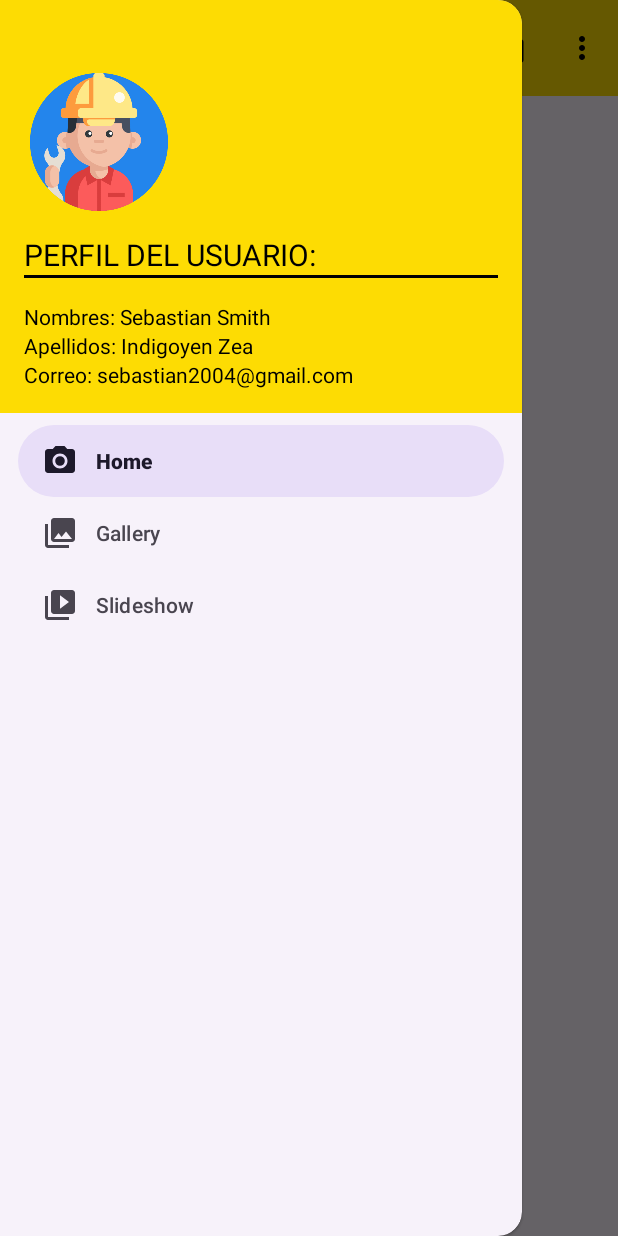
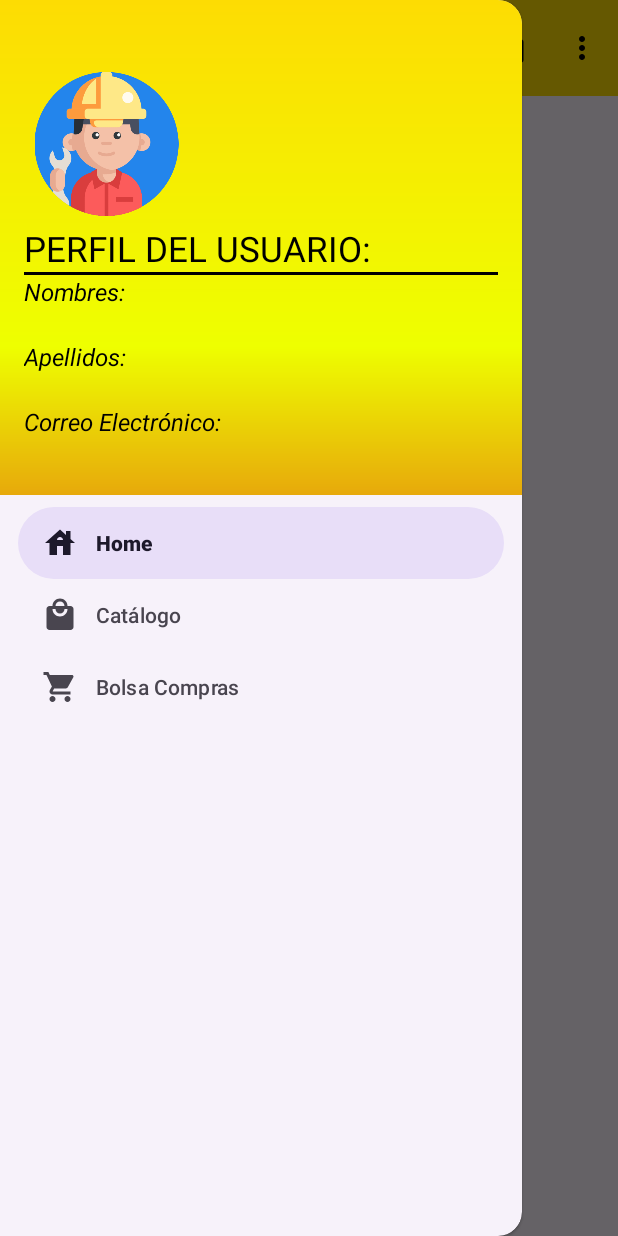
Before and after one commit to sl71951206/Jessmi, an Android app: the LoginExitosoActivity screen opened directly, with no data from a screen before it, with the side drawer open, on a phone screen of 412 x 824 dp. Run offline under Robolectric (Android 15) with nearby library versions, the phone set to English and light mode, and no system bars; our stand-ins replace navigation-ui; libraries missing offline, so code that uses them is left out: cn.pedant.

Commit message:
Datos Perfil con Shared Preferences

```diff
--- a/app/src/main/java/pe/idat/jessmyapp/LoginActivity.kt
+++ b/app/src/main/java/pe/idat/jessmyapp/LoginActivity.kt
@@ -119,7 +119,10 @@ class LoginActivity : AppCompatActivity() {
                     for (cliente in clientes!!) {
                         val user = "${cliente.nombres}\n" +
                                 " ${cliente.apellidos}\n"
-                        mostrarDialogoLogin(user)
+                        val namekey="${cliente.nombres}"
+                        val lastnamekey="${cliente.apellidos}"
+                        val emailkey="${cliente.correo}"
+                        mostrarDialogoLogin(user,namekey,lastnamekey,emailkey)
 
                     }
                 } else {
@@ -156,7 +159,7 @@ class LoginActivity : AppCompatActivity() {
         return isValid
     }
 
-    private fun mostrarDialogoLogin(user:String) {
+    private fun mostrarDialogoLogin(user:String,name_key:String,lastname_key:String,email_key:String) {
         SweetAlertDialog(this, SweetAlertDialog.SUCCESS_TYPE)
             .setTitleText("¡LOGIN EXITOSO!")
             .setContentText("Hola, Bienvenid@ "+user)
@@ -166,6 +169,9 @@ class LoginActivity : AppCompatActivity() {
                 // Guardar el indicador de inicio de sesión exitoso en SharedPreferences
                 val editor = sharedPreferences.edit()
                 editor.putBoolean("logged_in", true)
+                editor.putString("name_key", name_key) // Almacena el valor de userkey en SharedPreferences
+                editor.putString("lastname_key",lastname_key)
+                editor.putString("email_key",email_key)
                 editor.apply()
                 window.decorView.postDelayed({
                     val intent = Intent(this, LoginExitosoActivity::class.java)
--- a/app/src/main/java/pe/idat/jessmyapp/LoginExitosoActivity.kt
+++ b/app/src/main/java/pe/idat/jessmyapp/LoginExitosoActivity.kt
@@ -7,6 +7,7 @@ import android.os.Bundle
 import android.view.LayoutInflater
 import android.view.Menu
 import android.view.MenuItem
+import android.widget.TextView
 import android.widget.Toast
 import com.google.android.material.navigation.NavigationView
 import androidx.navigation.findNavController
@@ -45,6 +46,7 @@ class LoginExitosoActivity : AppCompatActivity() {
         )
         setupActionBarWithNavController(navController, appBarConfiguration)
         navView.setupWithNavController(navController)
+        recuperarDatosNavigationView()
     }
 
     override fun onCreateOptionsMenu(menu: Menu): Boolean {
@@ -68,6 +70,9 @@ class LoginExitosoActivity : AppCompatActivity() {
                 sharedPreferences = getSharedPreferences("login", Context.MODE_PRIVATE)
                 val editor = sharedPreferences.edit()
                 editor.remove("logged_in")
+                editor.remove("name_key")
+                editor.remove("lastname_key")
+                editor.remove("email_key")
                 editor.apply()
                 sweetAlertDialog.dismissWithAnimation()
                 window.decorView.postDelayed({
@@ -115,4 +120,22 @@ class LoginExitosoActivity : AppCompatActivity() {
         val navController = findNavController(R.id.nav_host_fragment_content_login_exitoso)
         return navController.navigateUp(appBarConfiguration) || super.onSupportNavigateUp()
     }
+
+    private fun recuperarDatosNavigationView() {
+        // Recuperar datos de SharedPreferences
+        sharedPreferences = getSharedPreferences("login", Context.MODE_PRIVATE)
+        val name = sharedPreferences.getString("name_key", "")
+        val lastname = sharedPreferences.getString("lastname_key", "")
+        val email = sharedPreferences.getString("email_key", "")
+
+        // Mostrar los datos en el NavigationView
+        val headerView = binding.navView.getHeaderView(0)
+        val txtPerfil_Nombres = headerView.findViewById<TextView>(R.id.perfilnombres)
+        val txt_Perfil_Apellidos = headerView.findViewById<TextView>(R.id.perfilapellidos)
+        val txt_Perfil_Correo=headerView.findViewById<TextView>(R.id.perfilcorreo)
+
+        txtPerfil_Nombres.text = "$name"
+        txt_Perfil_Apellidos.text = "$lastname"
+        txt_Perfil_Correo.text = "$email"
+    }
 }
--- a/app/src/main/java/pe/idat/jessmyapp/MainActivity.kt
+++ b/app/src/main/java/pe/idat/jessmyapp/MainActivity.kt
@@ -3,7 +3,6 @@ import android.content.Intent
 import androidx.appcompat.app.AppCompatActivity
 import android.os.Bundle
 import android.widget.Button
-import cn.pedant.SweetAlert.SweetAlertDialog
 
 class MainActivity : AppCompatActivity() {
     override fun onCreate(savedInstanceState: Bundle?) {
--- a/app/src/main/res/drawable/side_nav_bar.xml
+++ b/app/src/main/res/drawable/side_nav_bar.xml
@@ -1,9 +1,13 @@
 <shape xmlns:android="http://schemas.android.com/apk/res/android"
     android:shape="rectangle">
+
     <gradient
-        android:angle="135"
-        android:centerColor="#009688"
-        android:endColor="#00695C"
-        android:startColor="#4DB6AC"
+        android:angle="270"
+        android:startColor="@color/jessmi_yellow"
+        android:centerY="70%"
+        android:centerColor="#EEFF00"
+        android:endColor="#E7A90B"
         android:type="linear" />
+
+
 </shape>
--- a/app/src/main/res/layout/nav_header_login_exitoso.xml
+++ b/app/src/main/res/layout/nav_header_login_exitoso.xml
@@ -2,8 +2,8 @@
 <LinearLayout xmlns:android="http://schemas.android.com/apk/res/android"
     xmlns:app="http://schemas.android.com/apk/res-auto"
     android:layout_width="match_parent"
-    android:layout_height="275dp"
-    android:background="@color/jessmi_yellow"
+    android:layout_height="330dp"
+    android:background="@drawable/side_nav_bar"
     android:gravity="bottom"
     android:orientation="vertical"
     android:paddingLeft="@dimen/activity_horizontal_margin"
@@ -14,23 +14,20 @@
 
     <ImageView
         android:id="@+id/imageView"
-        android:layout_width="100dp"
-        android:layout_height="100dp"
-        android:paddingTop="@dimen/nav_header_vertical_spacing"
+        android:layout_width="110dp"
+        android:layout_height="110dp"
+        android:paddingTop="8dp"
+        android:paddingBottom="6dp"
         android:src="@drawable/user_jess" />
 
-    <View
-        android:id="@+id/separacion1"
-        android:layout_width="match_parent"
-        android:layout_height="15dp"
-        app:layout_constraintBottom_toBottomOf="@id/imageView"/>
+
     <TextView
         android:id="@+id/perfil"
         android:layout_width="match_parent"
         android:layout_height="wrap_content"
         android:text="PERFIL DEL USUARIO:"
         android:textColor="@color/black"
-        android:textSize="20dp"
+        android:textSize="23dp"
         android:textAppearance="@style/TextAppearance.AppCompat.Body1" />
 
     <View
@@ -41,29 +38,65 @@
         app:layout_constraintBottom_toBottomOf="@id/perfil"/>
 
     <TextView
+        android:id="@+id/etiquetanombres"
+        android:layout_width="wrap_content"
+        android:layout_height="wrap_content"
+        android:textColor="@color/black"
+        android:text="Nombres:"
+        android:textSize="16dp"
+        android:textStyle="italic"
+        android:textAppearance="@style/TextAppearance.AppCompat.Body1"
+        app:layout_constraintBottom_toBottomOf="@id/separacion2"/>
+    <TextView
         android:id="@+id/perfilnombres"
         android:layout_width="wrap_content"
         android:layout_height="wrap_content"
         android:textColor="@color/black"
-        android:text="\nNombres: Sebastian Smith"
+        android:text="Sebastian Smith"
+        android:textSize="15dp"
+        android:textStyle="bold"
         android:textAppearance="@style/TextAppearance.AppCompat.Body1"
-        app:layout_constraintBottom_toBottomOf="@id/separacion2"/>
+        app:layout_constraintBottom_toBottomOf="@id/etiquetanombres"/>
 
+    <TextView
+        android:id="@+id/etiquetaapellidos"
+        android:layout_width="wrap_content"
+        android:layout_height="wrap_content"
+        android:textColor="@color/black"
+        android:text="Apellidos:"
+        android:textSize="16dp"
+        android:textStyle="italic"
+        android:textAppearance="@style/TextAppearance.AppCompat.Body1"
+        app:layout_constraintBottom_toBottomOf="@id/perfilnombres"/>
     <TextView
         android:id="@+id/perfilapellidos"
         android:layout_width="wrap_content"
         android:layout_height="wrap_content"
         android:textColor="@color/black"
-        android:text="Apellidos: Indigoyen Zea"
+        android:textSize="15dp"
+        android:textStyle="bold"
+        android:text="Indigoyen Zea"
         android:textAppearance="@style/TextAppearance.AppCompat.Body1"
-        app:layout_constraintBottom_toBottomOf="@id/perfilnombres"/>
+        app:layout_constraintBottom_toBottomOf="@id/etiquetaapellidos"/>
 
+    <TextView
+        android:id="@+id/etiquetacorreo"
+        android:layout_width="wrap_content"
+        android:layout_height="wrap_content"
+        android:textColor="@color/black"
+        android:text="Correo Electrónico:"
+        android:textSize="16dp"
+        android:textStyle="italic"
+        android:textAppearance="@style/TextAppearance.AppCompat.Body1"
+        app:layout_constraintBottom_toBottomOf="@id/perfilapellidos"/>
     <TextView
         android:id="@+id/perfilcorreo"
         android:layout_width="wrap_content"
-        android:layout_height="wrap_content"
+        android:layout_height="22dp"
         android:textColor="@color/black"
-        android:text="Correo: sebastian2004@gmail.com"
+        android:textSize="15dp"
+        android:textStyle="bold"
+        android:text="sebastian2004@gmail.com"
         android:textAppearance="@style/TextAppearance.AppCompat.Body1"
-        app:layout_constraintBottom_toBottomOf="@id/perfilnombres"/>
+        app:layout_constraintBottom_toBottomOf="@id/etiquetacorreo"/>
 </LinearLayout>
--- a/app/src/main/res/menu/activity_main_drawer.xml
+++ b/app/src/main/res/menu/activity_main_drawer.xml
@@ -6,15 +6,15 @@
     <group android:checkableBehavior="single">
         <item
             android:id="@+id/nav_home"
-            android:icon="@drawable/ic_menu_camera"
+            android:icon="@drawable/ic_home"
             android:title="@string/menu_home" />
         <item
             android:id="@+id/nav_gallery"
-            android:icon="@drawable/ic_menu_gallery"
-            android:title="@string/menu_gallery" />
+            android:icon="@drawable/ic_product"
+            android:title="Catálogo" />
         <item
             android:id="@+id/nav_slideshow"
-            android:icon="@drawable/ic_menu_slideshow"
-            android:title="@string/menu_slideshow" />
+            android:icon="@drawable/ic_carrito"
+            android:title="Bolsa Compras" />
     </group>
 </menu>
```
Also changed, not shown: app/src/main/res/drawable/minilogojessmioriginal.png (added).
